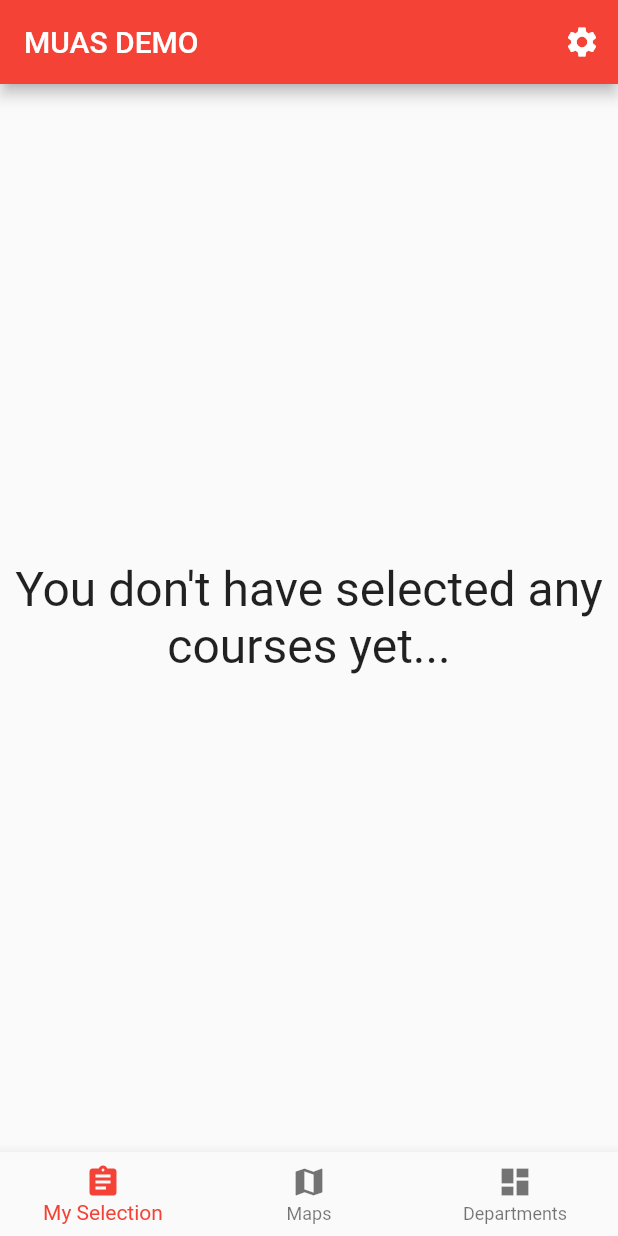
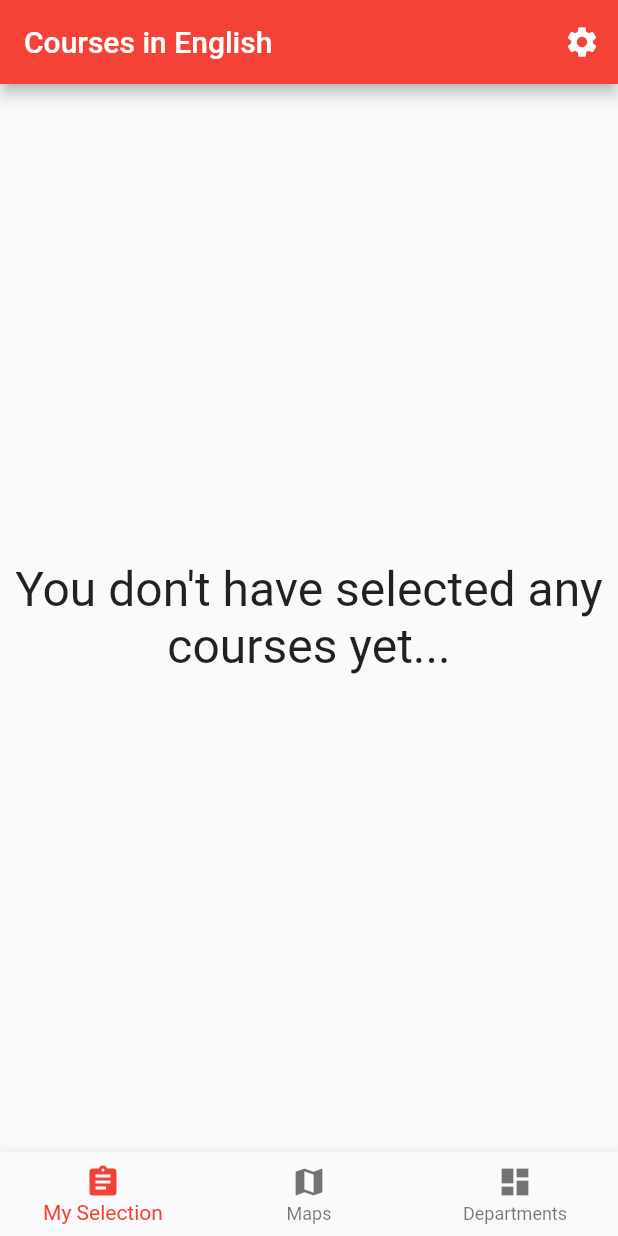
Before and after one commit to mobileappdevhm/concept-team-2-fml-ben, a Flutter app: the screen it shows after launch, on a phone screen of 412 x 824 dp. Run offline on Flutter 3.47's test engine with Material 2 defaults, Android fonts, the phone set to English and light mode, and no system bars; our stand-ins replace shared_preferences.

Commit message:
Changed app title

```diff
--- a/lib/main.dart
+++ b/lib/main.dart
@@ -8,7 +8,7 @@ class MyApp extends StatelessWidget {
   @override
   Widget build(BuildContext context) {
     return new MaterialApp(
-      title: 'demo_muas_sliding',
+      title: 'Courses in English',
       theme: new ThemeData(
         primarySwatch: Colors.red,
       ),
--- a/lib/pages/homePage.dart
+++ b/lib/pages/homePage.dart
@@ -19,7 +19,7 @@ class _HomePageState extends State<HomePage> {
   Widget build(BuildContext context) {
     return new Scaffold(
       appBar: new AppBar(
-        title: new Text("MUAS DEMO", textAlign: TextAlign.left,),
+        title: new Text("Courses in English", textAlign: TextAlign.left,),
         backgroundColor: Colors.red,
         actions: [
           new IconButton(
```
